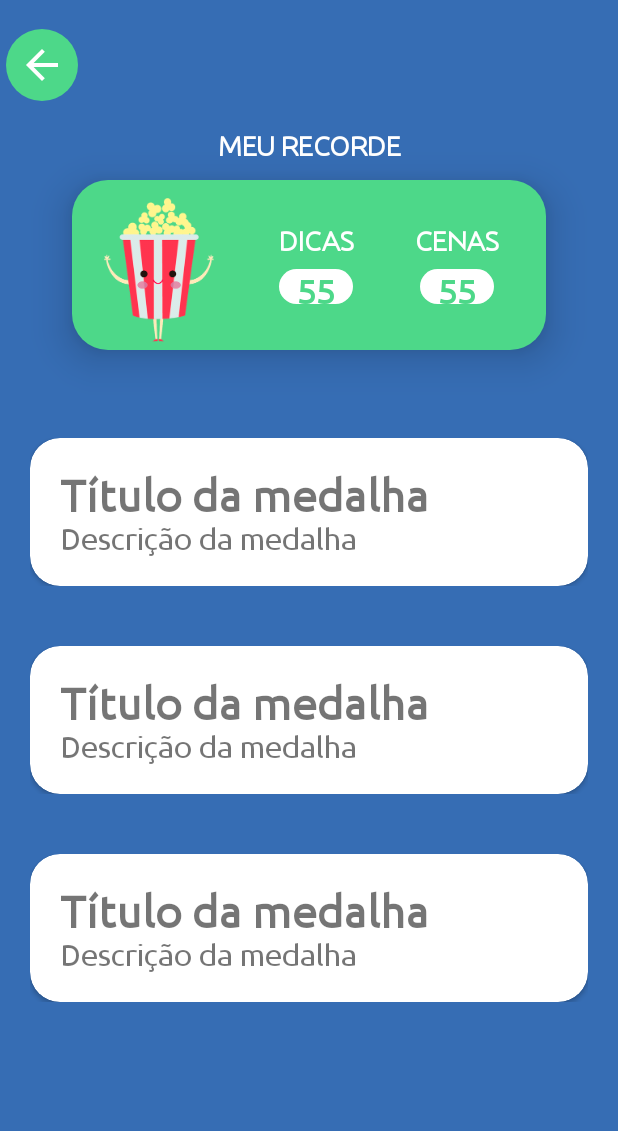
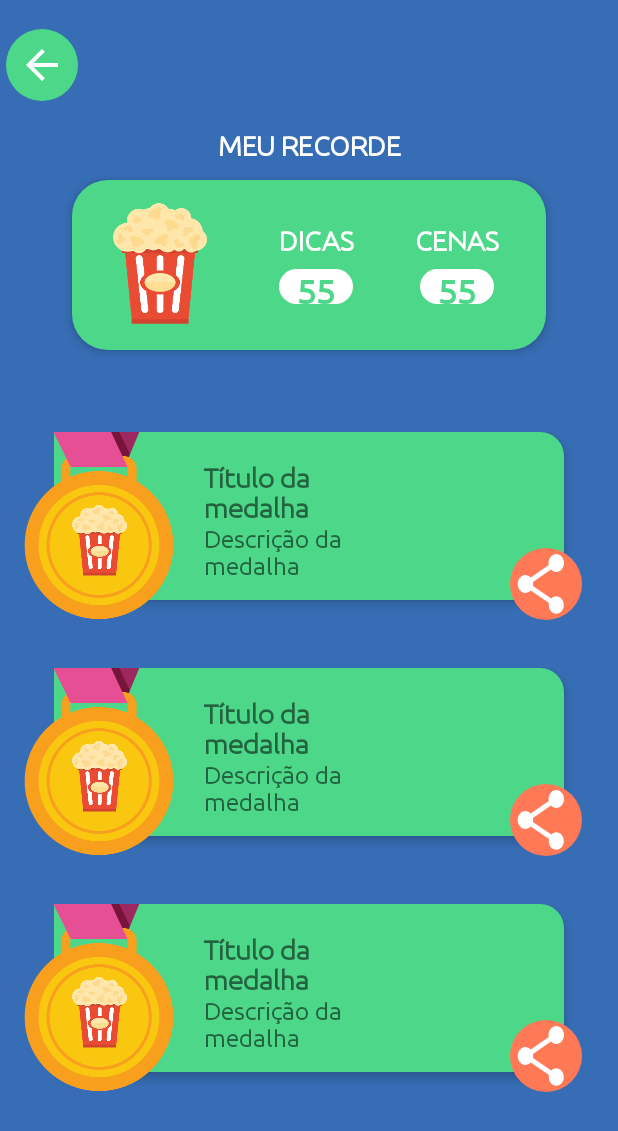
Before and after one commit to fwtrodrigo/cinequiz, an Android app: the layout activity_medalhas.xml on its own in the app's theme, with its tools: preview values and no code run, on a phone screen of 412 x 824 dp. Shown: the top 1131 px of the screen. Run offline under Robolectric (Android 15) with nearby library versions, the phone set to English and light mode, and no system bars.

Commit message:
Evolução do layout de medalhas

```diff
--- a/app/src/main/AndroidManifest.xml
+++ b/app/src/main/AndroidManifest.xml
@@ -9,17 +9,19 @@
         android:roundIcon="@mipmap/ic_launcher_round"
         android:supportsRtl="true"
         android:theme="@style/Theme.CineQuiz">
-        <activity android:name=".MedalhasActivity" />
-        <activity android:name=".CadastroActivity" />
-        <activity
-            android:name=".LoginActivity"
-            android:screenOrientation="portrait">
+        <activity android:name=".MedalhasActivity">
             <intent-filter>
                 <action android:name="android.intent.action.MAIN" />
 
                 <category android:name="android.intent.category.LAUNCHER" />
             </intent-filter>
         </activity>
+        <activity android:name=".CadastroActivity" />
+        <activity
+            android:name=".LoginActivity"
+            android:screenOrientation="portrait">
+
+        </activity>
     </application>
 
 </manifest>
--- /dev/null
+++ b/app/src/main/res/drawable/ic_btn_share.xml
@@ -0,0 +1,20 @@
+<layer-list xmlns:android="http://schemas.android.com/apk/res/android">
+
+    <item>
+        <shape android:shape="oval">
+            <solid android:color="@color/cineLaranja"/>
+        </shape>
+    </item>
+    <item>
+        <vector xmlns:android="http://schemas.android.com/apk/res/android"
+            android:width="40dp"
+            android:height="40dp"
+            android:tint="#FFFFFF"
+            android:viewportWidth="28"
+            android:viewportHeight="24">
+            <path
+                android:fillColor="@android:color/white"
+                android:pathData="M18,16.08c-0.76,0 -1.44,0.3 -1.96,0.77L8.91,12.7c0.05,-0.23 0.09,-0.46 0.09,-0.7s-0.04,-0.47 -0.09,-0.7l7.05,-4.11c0.54,0.5 1.25,0.81 2.04,0.81 1.66,0 3,-1.34 3,-3s-1.34,-3 -3,-3 -3,1.34 -3,3c0,0.24 0.04,0.47 0.09,0.7L8.04,9.81C7.5,9.31 6.79,9 6,9c-1.66,0 -3,1.34 -3,3s1.34,3 3,3c0.79,0 1.5,-0.31 2.04,-0.81l7.12,4.16c-0.05,0.21 -0.08,0.43 -0.08,0.65 0,1.61 1.31,2.92 2.92,2.92 1.61,0 2.92,-1.31 2.92,-2.92s-1.31,-2.92 -2.92,-2.92z" />
+        </vector>
+    </item>
+</layer-list>
--- a/app/src/main/res/drawable/shape_fundo_azul.xml
+++ b/app/src/main/res/drawable/shape_fundo_azul.xml
@@ -1,5 +1,5 @@
 <layer-list xmlns:android="http://schemas.android.com/apk/res/android">
-    <item android:bottom="10px">
+    <item>
         <shape android:shape="rectangle">
             <solid android:color="@color/cineAzul" />
             <corners android:radius="0dp" />
--- /dev/null
+++ b/app/src/main/res/drawable/shape_fundo_medalha.xml
@@ -0,0 +1,13 @@
+<layer-list xmlns:android="http://schemas.android.com/apk/res/android">
+    <item android:bottom="10px">
+        <shape android:shape="rectangle">
+            <solid android:color="@color/cineVerde" />
+            <corners
+                android:bottomLeftRadius="16dp"
+                android:bottomRightRadius="16dp"
+                android:topLeftRadius="0dp"
+                android:topRightRadius="16dp" />
+        </shape>
+
+    </item>
+</layer-list>
--- a/app/src/main/res/layout/activity_medalhas.xml
+++ b/app/src/main/res/layout/activity_medalhas.xml
@@ -4,7 +4,7 @@
     xmlns:tools="http://schemas.android.com/tools"
     android:layout_width="match_parent"
     android:layout_height="match_parent"
-    android:background="@color/cineAzul"
+    android:background="@drawable/shape_fundo_azul"
     tools:context=".MedalhasActivity">
 
     <TextView
@@ -31,7 +31,7 @@
         android:layout_marginTop="12dp"
         android:layout_marginEnd="48dp"
         android:background="@drawable/shape_fundo_verde"
-        android:elevation="16dp"
+        android:elevation="4dp"
         android:orientation="horizontal"
         android:padding="12dp"
         app:layout_constraintEnd_toEndOf="parent"
@@ -44,8 +44,8 @@
             android:layout_height="96dp"
             android:layout_marginEnd="12dp"
             android:layout_weight="1"
-            android:elevation="16dp"
-            app:srcCompat="@drawable/img_pipoca" />
+            android:elevation="8dp"
+            app:srcCompat="@drawable/img_pontuacao" />
 
         <LinearLayout
             android:layout_width="wrap_content"
@@ -127,8 +127,7 @@
         app:layout_constraintEnd_toEndOf="parent"
         app:layout_constraintStart_toStartOf="parent"
         app:layout_constraintTop_toBottomOf="@+id/linearLayout2"
-        tools:listitem="@layout/item_medalha"
-        android:elevation="32dp"/>
+        tools:listitem="@layout/item_medalha"/>
 
     <include
         android:id="@+id/toolbarMedalhas"
--- a/app/src/main/res/layout/item_medalha.xml
+++ b/app/src/main/res/layout/item_medalha.xml
@@ -1,30 +1,50 @@
 <?xml version="1.0" encoding="utf-8"?>
-<LinearLayout
-    xmlns:android="http://schemas.android.com/apk/res/android"
+<androidx.constraintlayout.widget.ConstraintLayout xmlns:android="http://schemas.android.com/apk/res/android"
+    xmlns:app="http://schemas.android.com/apk/res-auto"
+    xmlns:tools="http://schemas.android.com/tools"
     android:layout_width="match_parent"
     android:layout_height="wrap_content"
-    xmlns:app="http://schemas.android.com/apk/res-auto"
-    android:orientation="vertical"
-    android:padding="20dp">
+    android:layout_gravity="right"
+    android:orientation="horizontal"
+    android:padding="16dp">
 
-    <androidx.cardview.widget.CardView
-        android:layout_width="match_parent"
-        android:layout_height="wrap_content"
-        app:cardCornerRadius="20dp"
-        android:layout_gravity="center">
+    <ImageView
+        android:id="@+id/ivMedalhaFundo"
+        android:layout_width="100dp"
+        android:layout_height="125dp"
+        android:elevation="8dp"
+        app:layout_constraintStart_toStartOf="parent"
+        app:layout_constraintTop_toTopOf="parent"
+        app:srcCompat="@drawable/img_fundo_medalha" />
+
+    <ImageView
+        android:id="@+id/ivMedalhaIcone"
+        android:layout_width="48dp"
+        android:layout_height="96dp"
+        app:layout_constraintStart_toStartOf="@id/ivMedalhaFundo"
+        app:layout_constraintEnd_toEndOf="@id/ivMedalhaFundo"
+        app:layout_constraintTop_toTopOf="@id/ivMedalhaFundo"
+        app:layout_constraintBottom_toBottomOf="@id/ivMedalhaFundo"
+        app:srcCompat="@drawable/img_pontuacao"
+        android:paddingTop="24dp"
+        android:elevation="8dp"/>
 
     <LinearLayout
         android:layout_width="match_parent"
         android:layout_height="match_parent"
+        android:layout_marginHorizontal="20dp"
+        android:background="@drawable/shape_fundo_medalha"
         android:orientation="vertical"
-            android:padding="20dp">
+        android:paddingVertical="20dp"
+        android:paddingHorizontal="100dp"
+        android:elevation="4dp">
 
         <TextView
             android:id="@+id/tvMedalhaTit"
             android:layout_width="wrap_content"
             android:layout_height="wrap_content"
             android:text="Título da medalha"
-                android:textSize="30sp"
+            android:textSize="18sp"
             android:textStyle="bold" />
 
         <TextView
@@ -32,7 +52,17 @@
             android:layout_width="wrap_content"
             android:layout_height="wrap_content"
             android:text="Descrição da medalha"
-                android:textSize="20sp" />
+            android:textSize="16sp" />
     </LinearLayout>
-    </androidx.cardview.widget.CardView>
-</LinearLayout>
+
+    <ImageView
+        android:id="@+id/btShare"
+        android:layout_width="48dp"
+        android:layout_height="48dp"
+        app:layout_constraintEnd_toEndOf="parent"
+        app:layout_constraintBottom_toBottomOf="parent"
+        app:srcCompat="@drawable/ic_btn_share"
+        android:layout_marginEnd="8dp"
+        android:elevation="8dp"/>
+
+</androidx.constraintlayout.widget.ConstraintLayout>
```
Also changed, not shown: app/src/main/res/drawable-hdpi/img_fundo_medalha.png (added), app/src/main/res/drawable-ldpi/img_fundo_medalha.png (added), app/src/main/res/drawable-mdpi/img_fundo_medalha.png (added), app/src/main/res/drawable-xhdpi/img_fundo_medalha.png (added), app/src/main/res/drawable-xxhdpi/img_fundo_medalha.png (added), app/src/main/res/drawable-xxxhdpi/img_fundo_medalha.png (added), 1 other file. Lines whose indentation alone changed are shown as unchanged.
